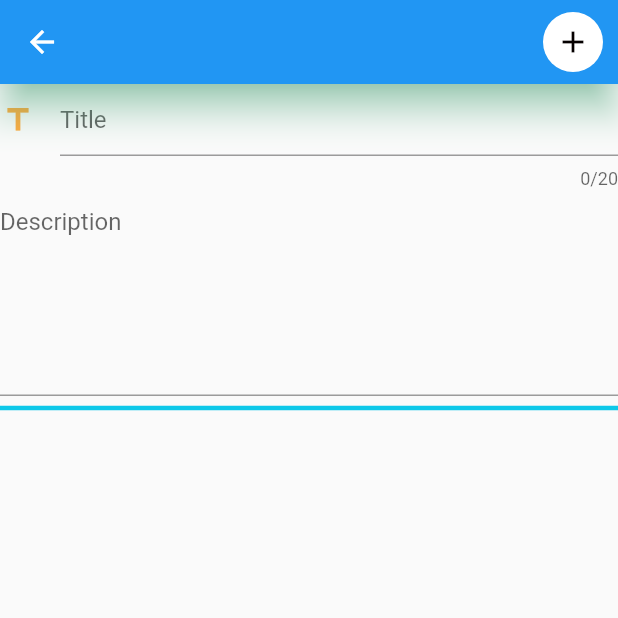
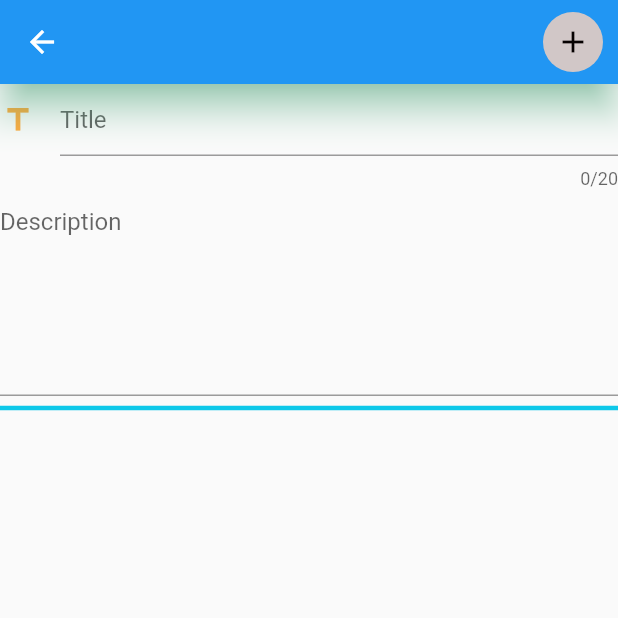
Before and after one commit to knturn/todo_app, a Flutter app: the screen it shows after launch, after a tap on "Add new one", on a phone screen of 412 x 824 dp, the top half of it. Run offline on Flutter 3.47's test engine with Material 2 defaults, Android fonts, the phone set to English and light mode, and no system bars; our stand-ins replace flutter_slidable, sqflite; accounts and stored records are empty.

Commit message:
Db update func is working.
You can use checkbox for change "isDone" parameter.
Also colors codes and controller listeners codes can more readable now. Creating addListeners and chanceIsenable func.

```diff
--- a/lib/AddArea/add_view.dart
+++ b/lib/AddArea/add_view.dart
@@ -1,6 +1,6 @@
 import 'package:flutter/material.dart';
 
-import '../AppThema/app_theme.dart';
+import '../Constants/AppThema/AppThema/app_theme.dart';
 import '../Models/todo_model.dart';
 import '../features/CustomTextFieldArea/custom_text_field.dart';
 import '../service/data_manager.dart';
@@ -19,24 +19,28 @@ class _AddViewState extends State<AddView> {
   @override
   void initState() {
     super.initState();
+    addTextListener();
+  }
+
+  void addTextListener() {
     titleController = TextEditingController();
     descriptionController = TextEditingController();
     if (titleController.text.isEmpty) {
       titleController.addListener(() {
-        bool selectionIsActive = titleController.text.isNotEmpty &
-            descriptionController.text.isNotEmpty;
-        setState(() {
-          this.selectionIsActive = selectionIsActive;
-        });
+        selectionActiveChange();
       });
       descriptionController.addListener(() {
-        bool selectionIsActive = descriptionController.text.isNotEmpty &
-            titleController.text.isNotEmpty;
-        setState(() {
-          this.selectionIsActive = selectionIsActive;
-        });
+        selectionActiveChange();
       });
     }
+  }
+
+  void selectionActiveChange() {
+    bool selectionIsActive =
+        titleController.text.isNotEmpty & descriptionController.text.isNotEmpty;
+    setState(() {
+      this.selectionIsActive = selectionIsActive;
+    });
   }
 
   @override
@@ -70,12 +74,12 @@ class _AddViewState extends State<AddView> {
   AppBar buildAddingPageAppBar(context) {
     return AppBar(
       elevation: 10,
-      shadowColor: Colors.greenAccent,
+      shadowColor: LightColorTheme().addingPageShadow,
       actions: <Widget>[
         Padding(
           padding: const EdgeInsets.only(right: 10.0),
           child: CircleAvatar(
-            backgroundColor: Colors.white,
+            backgroundColor: LightColorTheme().circleAvatarBackground,
             child: IconButton(
               onPressed: selectionIsActive
                   ? () {
@@ -90,7 +94,7 @@ class _AddViewState extends State<AddView> {
                     }
                   : null,
               icon: const Icon(Icons.add),
-              disabledColor: const Color.fromARGB(255, 5, 0, 0),
+              disabledColor: LightColorTheme().disabledButtonColor,
               color: LightColorTheme().appbarIconsColor,
             ),
           ),
--- a/lib/AppThema/app_theme.dart
+++ /dev/null
@@ -1,34 +0,0 @@
-import "package:flutter/cupertino.dart";
-import 'package:flutter/material.dart';
-
-abstract class IAppThemeColors {
-  AppColors get colors;
-  Color? addbuttonColor;
-  Color? dividerColor;
-  Color? appbarIconsColor;
-}
-
-class AppColors {
-  final blue = Colors.blue[700];
-  final orange = Colors.orange[800];
-  final darkblue = const Color.fromARGB(255, 14, 200, 233);
-  final green = const Color.fromARGB(164, 52, 207, 5);
-}
-
-class LightColorTheme implements IAppThemeColors {
-  @override
-  late final Color? addbuttonColor;
-
-  @override
-  late final Color? appbarIconsColor;
-
-  @override
-  late final Color? dividerColor;
-  LightColorTheme() {
-    addbuttonColor = colors.green;
-    appbarIconsColor = colors.orange;
-    dividerColor = colors.darkblue;
-  }
-  @override
-  AppColors colors = AppColors();
-}
--- /dev/null
+++ b/lib/Constants/AppThema/AppThema/app_string.dart
@@ -0,0 +1,3 @@
+abstract class IAppString {
+  IAppString get AppStrings;
+}
--- /dev/null
+++ b/lib/Constants/AppThema/AppThema/app_theme.dart
@@ -0,0 +1,80 @@
+import "package:flutter/cupertino.dart";
+import 'package:flutter/material.dart';
+
+abstract class IAppThemeColors {
+  AppColors get colors;
+  Color? addbuttonColor;
+  Color? dividerColor;
+  Color? appbarIconsColor;
+  Color? addingPageShadow;
+  Color? circleAvatarBackground;
+  Color? disabledButtonColor;
+  Color? slidableBackgroundblue;
+  Color? slidableBackgroundred;
+  Color? seperatorColor;
+  Color? textColorHomeAppBar;
+  Color? addButonTextColor;
+}
+
+class AppColors {
+  final blue = Colors.blue[700];
+  final orange = Colors.orange[800];
+  final darkblue = const Color.fromARGB(255, 14, 200, 233);
+  final green = const Color.fromARGB(164, 52, 207, 5);
+  final greenshadow = Colors.greenAccent;
+  final white = const Color.fromARGB(255, 209, 199, 199);
+  final black = const Color.fromARGB(255, 5, 0, 0);
+  final cloudBlue = const Color.fromARGB(255, 0, 160, 235);
+  final red = const Color.fromARGB(255, 228, 29, 3);
+  final amber = Colors.amber;
+  final white38 = Colors.white38;
+}
+
+class LightColorTheme implements IAppThemeColors {
+  @override
+  late final Color? addbuttonColor;
+
+  @override
+  late final Color? appbarIconsColor;
+
+  @override
+  late final Color? dividerColor;
+  LightColorTheme() {
+    addbuttonColor = colors.green;
+    appbarIconsColor = colors.orange;
+    dividerColor = colors.darkblue;
+    addingPageShadow = colors.greenshadow;
+    circleAvatarBackground = colors.white;
+    disabledButtonColor = colors.black;
+    slidableBackgroundblue = colors.cloudBlue;
+    slidableBackgroundred = colors.red;
+    seperatorColor = colors.amber;
+    textColorHomeAppBar = colors.white38;
+    addButonTextColor = colors.white38;
+  }
+  @override
+  AppColors colors = AppColors();
+
+  @override
+  late final Color? addingPageShadow;
+
+  @override
+  late final Color? circleAvatarBackground;
+
+  @override
+  late final Color? disabledButtonColor;
+
+  @override
+  late final Color? slidableBackgroundblue;
+  @override
+  late final Color? slidableBackgroundred;
+
+  @override
+  Color? seperatorColor;
+
+  @override
+  Color? textColorHomeAppBar;
+
+  @override
+  Color? addButonTextColor;
+}
--- a/lib/Models/todo_model.dart
+++ b/lib/Models/todo_model.dart
@@ -27,6 +27,6 @@ class TodoModel {
         id: map["id"],
         title: map["title"],
         description: map["description"],
-        isDone: map["isdone"] == 1);
+        isDone: map["isDone"] == 1);
   }
 }
--- a/lib/service/data_manager.dart
+++ b/lib/service/data_manager.dart
@@ -59,7 +59,7 @@ class DataManager {
   Future<int> uptadeIsDone(TodoModel todoModel) async {
     Database db = await this.db;
     return await db.update("todos", todoModel.toMap(),
-        where: "db=?", whereArgs: [todoModel.id]);
+        where: "id = ?", whereArgs: [todoModel.id]);
   }
 
   Future<int> delete(int id) async {
```
Also changed, not shown: lib/Home/home_view.dart (+40 -25 lines), pubspec.lock.
